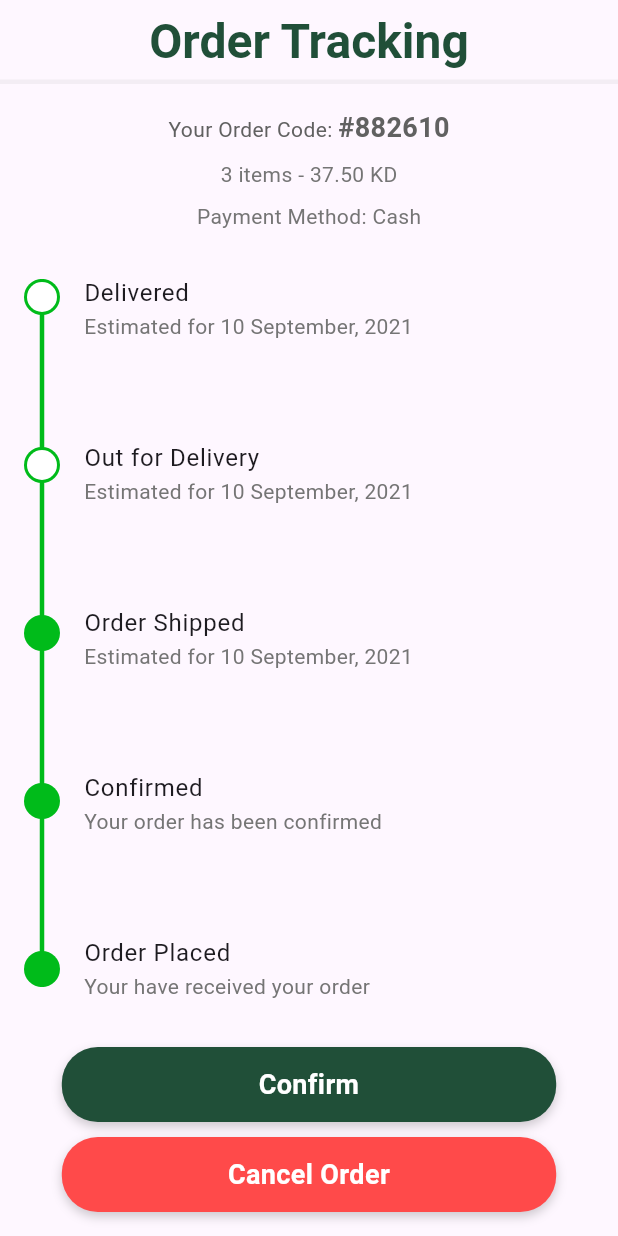
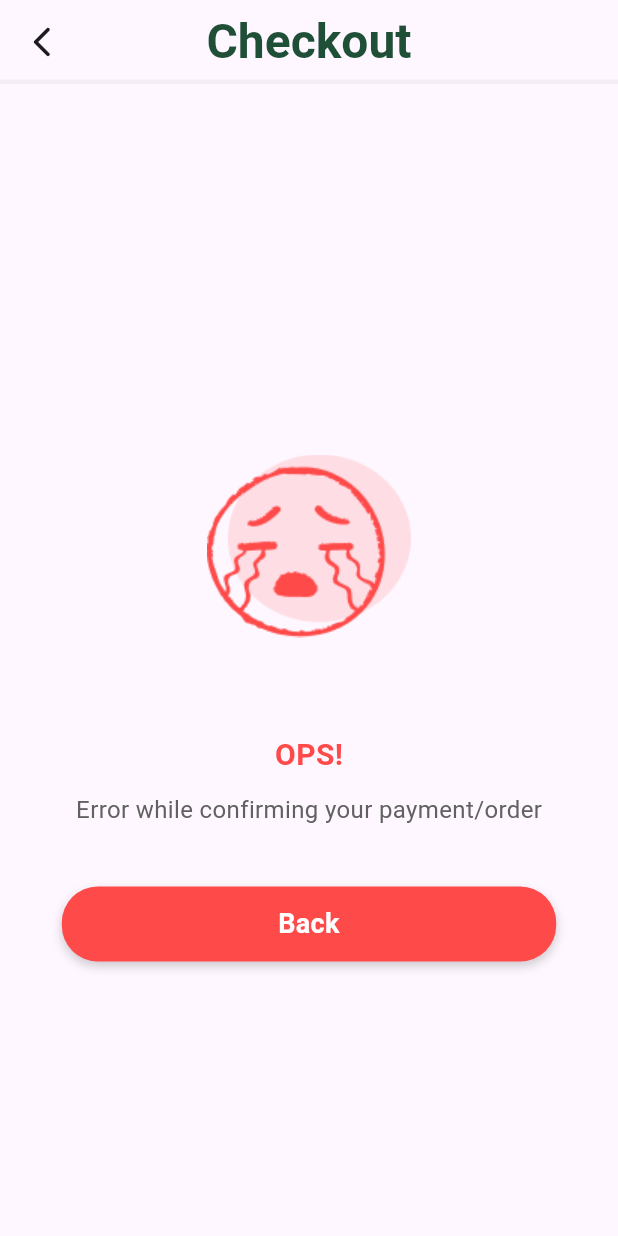
Before and after one commit to elne7/Fruits-App, a Flutter app: the screen it shows after launch, on a phone screen of 412 x 824 dp. Run offline on Flutter 3.47's test engine with Material 3 defaults, Android fonts, the phone set to English and light mode, and no system bars; our stand-ins replace font_awesome_flutter, google_nav_bar, line_icons; missing offline and left inert: expansion_tile_list.

Commit message:
- Create OrderConfirmedView - Create OrderConfirmErrorView

```diff
--- a/lib/core/widgets/custom_no_icon_button.dart
+++ b/lib/core/widgets/custom_no_icon_button.dart
@@ -5,7 +5,7 @@ class CustomNoIconButton extends StatelessWidget {
   const CustomNoIconButton({
     super.key,
     required this.text,
-    required this.bgColor,
+    this.bgColor,
     this.onTap,
   });
 
--- /dev/null
+++ b/lib/features/checkout/presentation/views/order_confirm_error_view.dart
@@ -0,0 +1,60 @@
+import 'package:flutter/material.dart';
+import 'package:fruits_app/core/constants/colors.dart';
+import 'package:fruits_app/core/widgets/app_bar_title.dart';
+import 'package:fruits_app/core/widgets/custom_no_icon_button.dart';
+
+class OrderConfirmErrorView extends StatelessWidget {
+  const OrderConfirmErrorView({super.key});
+
+  @override
+  Widget build(BuildContext context) {
+    return Scaffold(
+      appBar: AppBar(
+        title: AppBarTitle(title: 'Checkout'),
+        centerTitle: true,
+        shape: Border(
+          bottom: BorderSide(color: Colors.grey.withAlpha(30), width: 3.0),
+        ),
+        leading: IconButton(
+          icon: const Icon(Icons.arrow_back_ios_new_rounded),
+          onPressed: () => Navigator.of(context).pop(),
+        ),
+      ),
+      body: Center(
+        child: Column(
+          mainAxisAlignment: MainAxisAlignment.center,
+          crossAxisAlignment: CrossAxisAlignment.center,
+          children: [
+            Image.asset(
+              'assets/imgs/error confirm.png',
+              width: 250,
+              height: 250,
+            ),
+            Text(
+              'OPS!',
+              style: TextStyle(
+                fontSize: 20,
+                fontWeight: FontWeight.bold,
+                color: kRedColor,
+              ),
+            ),
+            const SizedBox(height: 10),
+            Text(
+              'Error while confirming your payment/order',
+              style: TextStyle(fontSize: 16, color: Colors.grey.shade700),
+            ),
+            const SizedBox(height: 40),
+            CustomNoIconButton(
+              text: 'Back',
+              bgColor: 'red',
+              onTap: () {
+                // Navigate to the home page or any other page
+                // Navigator.of(context).popUntil((route) => route.isFirst);
+              },
+            ),
+          ],
+        ),
+      ),
+    );
+  }
+}
--- a/lib/features/order/presentation/widgets/order_tracking/order_tracking_view_body.dart
+++ b/lib/features/order/presentation/widgets/order_tracking/order_tracking_view_body.dart
@@ -15,6 +15,10 @@ class OrderTrackingViewBody extends StatelessWidget {
         centerTitle: true,
         shape: Border(
           bottom: BorderSide(color: Colors.grey.withAlpha(30), width: 3.0),
+        ),
+        leading: IconButton(
+          icon: const Icon(Icons.arrow_back_ios_new_rounded),
+          onPressed: () => Navigator.of(context).pop(),
         ),
       ),
       body: Padding(
--- a/lib/main.dart
+++ b/lib/main.dart
@@ -1,4 +1,6 @@
 import 'package:flutter/material.dart';
+import 'package:fruits_app/features/checkout/presentation/views/order_confirm_error_view.dart';
+import 'package:fruits_app/features/checkout/presentation/views/order_confirmed_view.dart';
 import 'package:fruits_app/features/order/presentation/widgets/order_tracking/order_tracking_view_body.dart';
 
 void main() {
@@ -16,7 +18,7 @@ class MyApp extends StatelessWidget {
       theme: ThemeData(
         colorScheme: ColorScheme.fromSeed(seedColor: Colors.deepPurple),
       ),
-      home: const OrderTrackingViewBody(),
+      home: const OrderConfirmErrorView(),
     );
   }
 }
```
Also changed, not shown: lib/features/checkout/presentation/views/check_out_view.dart (added, +25 -0 lines), lib/features/checkout/presentation/views/order_confirmed_view.dart (added, +72 -0 lines), lib/features/checkout/presentation/widgets/check_out_view_body.dart (added, +15 -0 lines), assets/imgs/confirmed.png (added), assets/imgs/error confirm.png (added).
